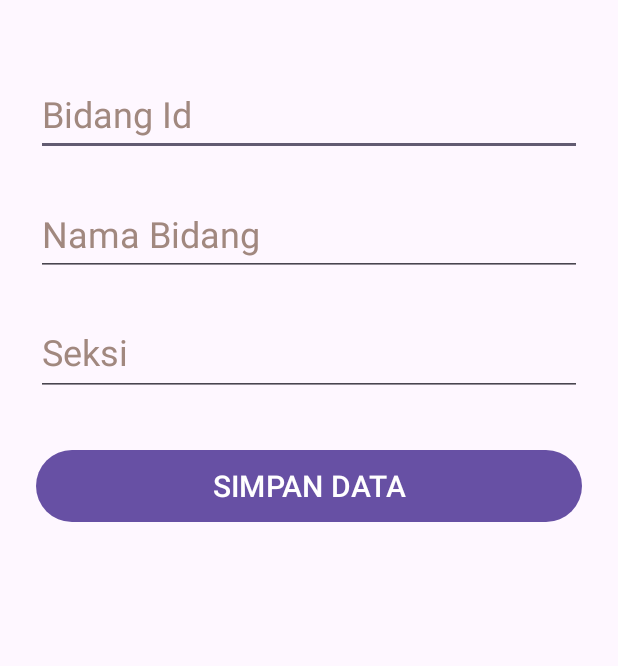
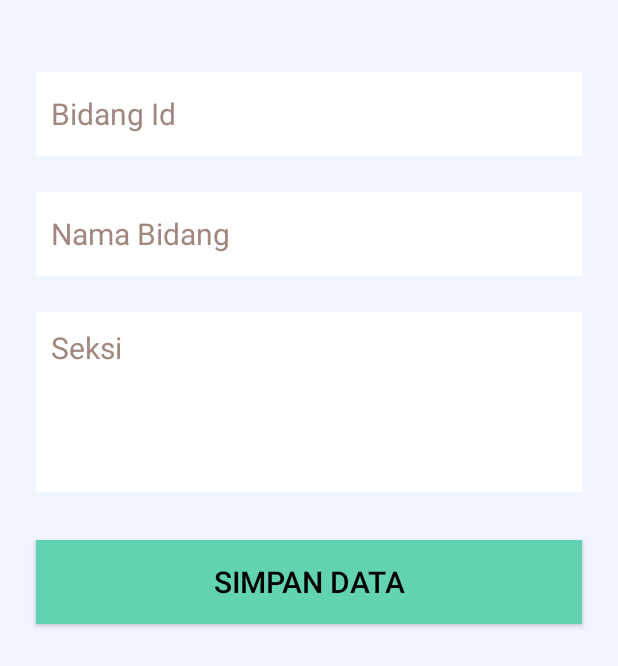
Before and after one commit to andpromobile/ElaporAdmin, an Android app: the BidangFormActivity screen opened directly, with no data from a screen before it, on a phone screen of 412 x 824 dp. Shown: the top 666 px of the screen. Run offline under Robolectric (Android 15) with nearby library versions, the phone set to English and light mode, and no system bars.

Commit message:
Penambahan: 1) Form Bidang 2) Recycler View Bidang 3) OnClick Recycler View Bidang

```diff
--- a/app/build.gradle
+++ b/app/build.gradle
@@ -46,7 +46,8 @@ dependencies {
     androidTestImplementation 'androidx.test.ext:junit:1.1.5'
     androidTestImplementation 'androidx.test.espresso:espresso-core:3.5.1'
 
-    implementation 'com.squareup.retrofit2:retrofit:2.1.0'
+    implementation 'com.squareup.retrofit2:retrofit:2.9.0'
     implementation 'com.google.code.gson:gson:2.8.9'
-    implementation 'com.squareup.retrofit2:converter-gson:2.1.0'
+    implementation 'com.squareup.retrofit2:converter-gson:2.9.0'
+    implementation 'com.squareup.okhttp3:logging-interceptor:4.7.2'
 }
--- a/app/src/main/AndroidManifest.xml
+++ b/app/src/main/AndroidManifest.xml
@@ -6,6 +6,7 @@
 
     <application
         android:allowBackup="true"
+        android:usesCleartextTraffic="true"
         android:dataExtractionRules="@xml/data_extraction_rules"
         android:fullBackupContent="@xml/backup_rules"
         android:icon="@mipmap/ic_launcher"
--- a/app/src/main/java/com/example/elaporadmin/BidangFormActivity.kt
+++ b/app/src/main/java/com/example/elaporadmin/BidangFormActivity.kt
@@ -2,10 +2,22 @@ package com.example.elaporadmin
 
 import androidx.appcompat.app.AppCompatActivity
 import android.os.Bundle
+import android.widget.Button
+import com.example.elaporadmin.databinding.ActivityBidangFormBinding
 
 class BidangFormActivity : AppCompatActivity() {
+    private lateinit var binding: ActivityBidangFormBinding
+    private lateinit var btnFormBinding: Button
+
     override fun onCreate(savedInstanceState: Bundle?) {
         super.onCreate(savedInstanceState)
-        setContentView(R.layout.activity_bidang_form)
+        binding = ActivityBidangFormBinding.inflate(layoutInflater)
+        setContentView(binding.root)
+
+        btnFormBinding = binding.btnFormBidang
+
+        btnFormBinding.setOnClickListener {
+            finish()
+        }
     }
 }
--- a/app/src/main/java/com/example/elaporadmin/dao/Bidang.kt
+++ b/app/src/main/java/com/example/elaporadmin/dao/Bidang.kt
@@ -1,8 +1,8 @@
 package com.example.elaporadmin.dao
 
 class Bidang(
-    val BidangId:Int,
+    val BidangID:Int,
     val NamaBidang:String?,
-    val Seksi:String?
+    val seksi:String?
 ) {
 }
--- a/app/src/main/java/com/example/elaporadmin/retrofit/ApiEndPoint.kt
+++ b/app/src/main/java/com/example/elaporadmin/retrofit/ApiEndPoint.kt
@@ -6,6 +6,6 @@ import retrofit2.http.GET
 
 interface ApiEndPoint {
 
-    @GET("bidang")
+    @GET("bidang.php")
     fun getBidang(): Call<List<Bidang>>
 }
--- a/app/src/main/res/layout/activity_bidang_form.xml
+++ b/app/src/main/res/layout/activity_bidang_form.xml
@@ -4,6 +4,7 @@
     xmlns:tools="http://schemas.android.com/tools"
     android:layout_width="match_parent"
     android:layout_height="match_parent"
+    android:background="#4DC9EEF0"
     tools:context=".BidangFormActivity">
 
 
@@ -15,16 +16,18 @@
         android:layout_marginTop="48dp"
         android:layout_marginEnd="24dp"
         android:layout_marginBottom="24dp"
+        android:background="@color/white"
         android:ems="10"
         android:hint="Bidang Id"
+        android:importantForAutofill="no"
         android:inputType="number"
+        android:padding="10dp"
         android:textColorHint="#A1887F"
-        android:textSize="24sp"
+        android:textSize="20sp"
         app:layout_constraintBottom_toTopOf="@+id/frmNamaBidang"
         app:layout_constraintEnd_toEndOf="parent"
         app:layout_constraintStart_toStartOf="parent"
         app:layout_constraintTop_toTopOf="parent"
-        android:importantForAutofill="no"
         tools:ignore="HardcodedText" />
 
     <EditText
@@ -33,46 +36,53 @@
         android:layout_height="56dp"
         android:layout_marginStart="24dp"
         android:layout_marginEnd="24dp"
+        android:background="@color/white"
         android:ems="10"
         android:hint="Nama Bidang"
+        android:importantForAutofill="no"
         android:inputType="text"
+        android:padding="10dp"
         android:textColorHint="#A1887F"
-        android:textSize="24sp"
+        android:textSize="20sp"
         app:layout_constraintBottom_toTopOf="@+id/frmSeksi"
         app:layout_constraintEnd_toEndOf="parent"
         app:layout_constraintStart_toStartOf="parent"
         app:layout_constraintTop_toBottomOf="@+id/frmBidangId"
-        android:importantForAutofill="no"
         tools:ignore="HardcodedText" />
 
     <EditText
         android:id="@+id/frmSeksi"
-        android:layout_width="0dp"
-        android:layout_height="56dp"
+        android:layout_width="match_parent"
+        android:layout_height="120dp"
         android:layout_marginStart="24dp"
         android:layout_marginTop="24dp"
         android:layout_marginEnd="24dp"
-        android:textColorHint="#A1887F"
+        android:background="@color/white"
         android:ems="10"
         android:gravity="start|top"
         android:hint="Seksi"
+        android:importantForAutofill="no"
         android:inputType="textMultiLine"
         android:lines="5"
-        android:textSize="24sp"
+        android:padding="10dp"
+        android:textColorHint="#A1887F"
+        android:textSize="20sp"
         app:layout_constraintEnd_toEndOf="parent"
         app:layout_constraintStart_toStartOf="parent"
         app:layout_constraintTop_toBottomOf="@+id/frmNamaBidang"
-        android:importantForAutofill="no"
         tools:ignore="HardcodedText" />
 
-    <Button
-        android:id="@+id/button"
+    <androidx.appcompat.widget.AppCompatButton
+        android:id="@+id/btnFormBidang"
         android:layout_width="0dp"
         android:layout_height="56dp"
         android:layout_marginStart="24dp"
         android:layout_marginTop="32dp"
         android:layout_marginEnd="24dp"
+        android:background="@color/teal"
+        android:backgroundTint="@color/teal"
         android:text="SIMPAN DATA"
+        android:textColor="#000000"
         android:textSize="20sp"
         app:layout_constraintEnd_toEndOf="parent"
         app:layout_constraintStart_toStartOf="parent"
--- a/app/src/main/res/values/colors.xml
+++ b/app/src/main/res/values/colors.xml
@@ -2,4 +2,6 @@
 <resources>
     <color name="black">#FF000000</color>
     <color name="white">#FFFFFFFF</color>
+    <color name="teal">#61D3B3</color>
+    <color name="light_teal">#4DC9EEF0</color>
 </resources>
--- a/app/src/main/res/values/themes.xml
+++ b/app/src/main/res/values/themes.xml
@@ -3,6 +3,9 @@
     <style name="Base.Theme.ElaporAdmin" parent="Theme.Material3.DayNight.NoActionBar">
         <!-- Customize your light theme here. -->
         <!-- <item name="colorPrimary">@color/my_light_primary</item> -->
+        <!-- Status bar color. -->
+        <item name="android:statusBarColor" >@color/teal</item>
+
     </style>
 
     <style name="Theme.ElaporAdmin" parent="Base.Theme.ElaporAdmin" />
```
Also changed, not shown: app/src/main/java/com/example/elaporadmin/BidangActivity.kt (+47 -4 lines), app/src/main/java/com/example/elaporadmin/MainActivity.kt (+16 -1 lines), app/src/main/java/com/example/elaporadmin/adapter/ListBidangAdapter.kt (+27 -3 lines), app/src/main/java/com/example/elaporadmin/retrofit/ApiService.kt (+13 -1 lines), app/src/main/res/layout/activity_bidang.xml (+11 -8 lines), app/src/main/res/layout/activity_main.xml (+22 -4 lines), app/src/main/res/layout/list_bidang.xml (+38 -12 lines).
